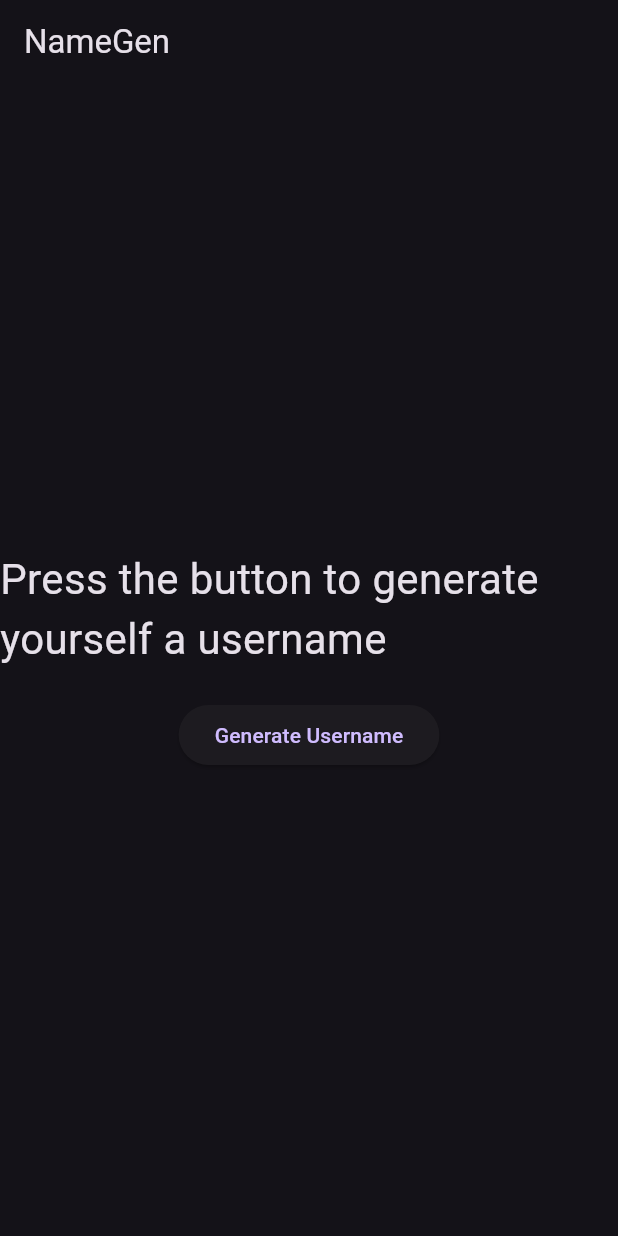
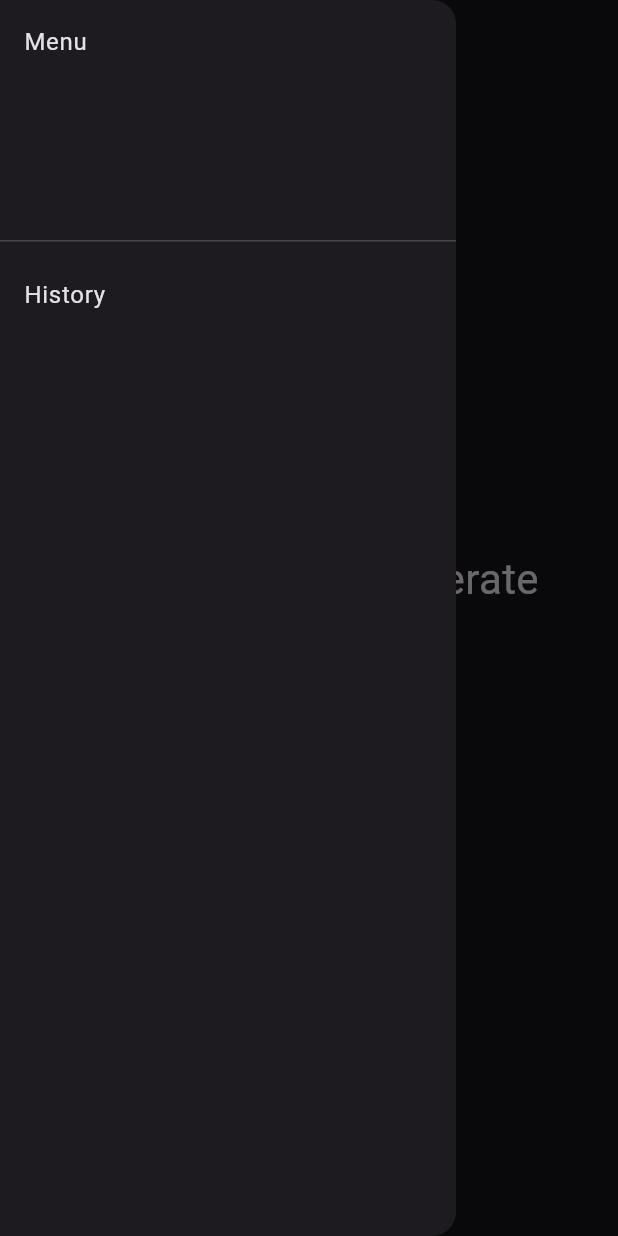
Before and after one commit to nkahkone/usernamegenerator, a Flutter app: the screen it shows after launch, with the side drawer open (before the commit the screen has no drawer), on a phone screen of 412 x 824 dp. Run offline on Flutter 3.47's test engine with Material 3 defaults, Android fonts, the phone set to English and light mode, and no system bars.

Commit message:
add a drawer and a history page for generated usernames

```diff
--- /dev/null
+++ b/name_gen/lib/history_page.dart
@@ -0,0 +1,22 @@
+import 'package:flutter/material.dart';
+
+class HistoryPage extends StatelessWidget {
+  final List<String> history;
+
+  const HistoryPage({super.key, required this.history});
+
+  @override
+  Widget build(BuildContext context) {
+    return Scaffold(
+      appBar: AppBar(title: const Text("History")),
+      body: ListView.builder(
+        itemCount: history.length,
+        itemBuilder: (context, index) {
+          return ListTile(
+            title: Text(history[index]),
+          );
+        },
+      ),
+    );
+  }
+}
--- a/name_gen/lib/main.dart
+++ b/name_gen/lib/main.dart
@@ -1,5 +1,6 @@
 import 'package:flutter/material.dart';
 import 'services/username_generator.dart';
+import 'history_page.dart';
 
 void main() {
   runApp(const NameGenApp());
@@ -26,22 +27,43 @@ class HomePage extends StatefulWidget {
   State<HomePage> createState() => _HomePageState();
 }
 
-final generator = UsernameGenerator();
-
 class _HomePageState extends State<HomePage> {
+  final generator = UsernameGenerator();
+  List<String> history = [];
   String username = "Press the button to generate yourself a username";
 
   void generateName() {
-    setState(() {
-      username = generator.generate();
-    });
-  }
+  setState(() {
+    username = generator.generate();
+    history.add(username);
+  });
+}
 
   @override
   Widget build(BuildContext context) {
     return Scaffold(
       appBar: AppBar(
         title: const Text("NameGen"),
+      ),
+      drawer: Drawer(
+        child: ListView(
+          children: [
+            const DrawerHeader(
+              child: Text("Menu"),
+              ),
+              ListTile(
+                title: const Text("History"),
+                onTap: () {
+                  Navigator.push(
+                    context,
+                    MaterialPageRoute(
+                      builder: (context) => HistoryPage(history: history),
+                      ),
+                  );
+                }
+              )
+          ],
+        )
       ),
       body: Center(
         child: Column(
```
